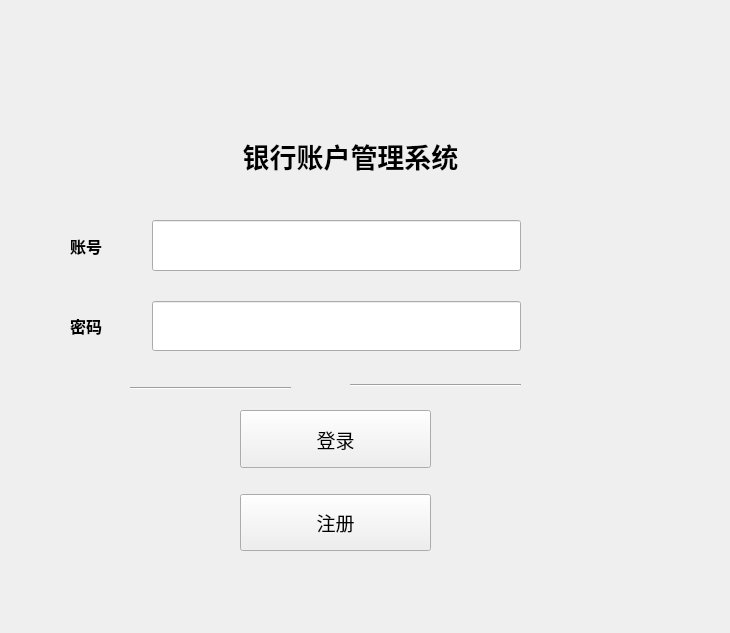
Before: the Qt Designer form mainwindow.ui in trv3wood/AccountSystem-Demo, drawn with Qt 5.
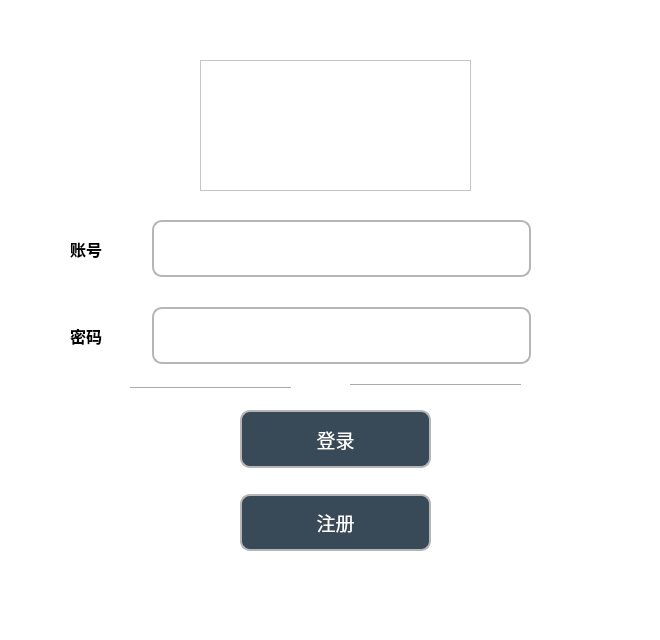
After: the same form once the commit is applied. Icons and pictures are not drawn.

Commit message: change img&button color

What changed in the file:
```diff
--- a/mainwindow.ui
+++ b/mainwindow.ui
@@ -6,49 +6,38 @@
    <rect>
     <x>0</x>
     <y>0</y>
-    <width>730</width>
-    <height>633</height>
+    <width>660</width>
+    <height>640</height>
    </rect>
   </property>
+  <property name="minimumSize">
+   <size>
+    <width>660</width>
+    <height>640</height>
+   </size>
+  </property>
+  <property name="maximumSize">
+   <size>
+    <width>660</width>
+    <height>640</height>
+   </size>
+  </property>
   <property name="windowTitle">
    <string>银行账户管理系统</string>
   </property>
   <property name="windowIcon">
-   <iconset>
-    <normaloff>:/images/icon.png</normaloff>:/images/icon.png</iconset>
+   <iconset resource="img.qrc">
+    <normaloff>:/resources/icon.png</normaloff>:/resources/icon.png</iconset>
+  </property>
+  <property name="styleSheet">
+   <string notr="true"/>
   </property>
   <widget class="QWidget" name="centralwidget">
    <property name="styleSheet">
-    <string notr="true">QWidget#centralwidget
-{
-border-image: url(:/resources/bank.jpg);
-}</string>
+    <string notr="true">background-color: rgb(255, 255, 255);
+
+</string>
    </property>
-   <widget class="QLabel" name="label">
-    <property name="geometry">
-     <rect>
-      <x>190</x>
-      <y>110</y>
-      <width>321</width>
-      <height>91</height>
-     </rect>
-    </property>
-    <property name="font">
-     <font>
-      <pointsize>20</pointsize>
-      <bold>true</bold>
-     </font>
-    </property>
-    <property name="text">
-     <string>银行账户管理系统</string>
-    </property>
-    <property name="textFormat">
-     <enum>Qt::PlainText</enum>
-    </property>
-    <property name="alignment">
-     <set>Qt::AlignCenter</set>
-    </property>
-   </widget>
    <widget class="Line" name="line">
     <property name="geometry">
      <rect>
@@ -80,16 +69,19 @@
      <rect>
       <x>70</x>
       <y>220</y>
-      <width>451</width>
-      <height>131</height>
+      <width>461</width>
+      <height>144</height>
      </rect>
     </property>
     <layout class="QFormLayout" name="formLayout">
      <property name="fieldGrowthPolicy">
       <enum>QFormLayout::AllNonFixedFieldsGrow</enum>
      </property>
+     <property name="labelAlignment">
+      <set>Qt::AlignCenter</set>
+     </property>
      <property name="formAlignment">
-      <set>Qt::AlignHCenter|Qt::AlignTop</set>
+      <set>Qt::AlignCenter</set>
      </property>
      <property name="horizontalSpacing">
       <number>50</number>
@@ -103,6 +95,25 @@
      <property name="bottomMargin">
       <number>0</number>
      </property>
+     <item row="0" column="0">
+      <widget class="QLabel" name="labelAccount">
+       <property name="sizePolicy">
+        <sizepolicy hsizetype="Expanding" vsizetype="Expanding">
+         <horstretch>0</horstretch>
+         <verstretch>0</verstretch>
+        </sizepolicy>
+       </property>
+       <property name="font">
+        <font>
+         <pointsize>12</pointsize>
+         <bold>true</bold>
+        </font>
+       </property>
+       <property name="text">
+        <string>账号</string>
+       </property>
+      </widget>
+     </item>
      <item row="0" column="1">
       <widget class="QLineEdit" name="lineEdit">
        <property name="sizePolicy">
@@ -116,6 +127,15 @@
          <pointsize>12</pointsize>
         </font>
        </property>
+       <property name="styleSheet">
+        <string notr="true">QLineEdit {
+    border: 2px solid #b6b6b6; /* 设置边框宽度和颜色 */
+    border-radius: 10px;       /* 设置边框圆角的半径 */
+    background-color: #ffffff; /* 设置背景色 */
+    color: black;              /* 设置文本颜色 */
+    padding: 5px;              /* 设置内边距，保持文本与边框的距离 */
+}</string>
+       </property>
        <property name="maxLength">
         <number>14</number>
        </property>
@@ -135,6 +155,9 @@
          <bold>true</bold>
         </font>
        </property>
+       <property name="styleSheet">
+        <string notr="true"/>
+       </property>
        <property name="text">
         <string>密码</string>
        </property>
@@ -153,6 +176,15 @@
          <pointsize>12</pointsize>
         </font>
        </property>
+       <property name="styleSheet">
+        <string notr="true">QLineEdit {
+    border: 2px solid #b6b6b6; /* 设置边框宽度和颜色 */
+    border-radius: 10px;       /* 设置边框圆角的半径 */
+    background-color: #ffffff; /* 设置背景色 */
+    color: black;              /* 设置文本颜色 */
+    padding: 5px;              /* 设置内边距，保持文本与边框的距离 */
+}</string>
+       </property>
        <property name="maxLength">
         <number>16</number>
        </property>
@@ -161,25 +193,6 @@
        </property>
       </widget>
      </item>
-     <item row="0" column="0">
-      <widget class="QLabel" name="label_2">
-       <property name="sizePolicy">
-        <sizepolicy hsizetype="Expanding" vsizetype="Expanding">
-         <horstretch>0</horstretch>
-         <verstretch>0</verstretch>
-        </sizepolicy>
-       </property>
-       <property name="font">
-        <font>
-         <pointsize>12</pointsize>
-         <bold>true</bold>
-        </font>
-       </property>
-       <property name="text">
-        <string>账号</string>
-       </property>
-      </widget>
-     </item>
     </layout>
    </widget>
    <widget class="QWidget" name="layoutWidget">
@@ -208,6 +221,17 @@
          <pointsize>14</pointsize>
         </font>
        </property>
+       <property name="styleSheet">
+        <string notr="true">QPushButton {
+	color: rgb(56, 74, 87);
+	color: rgb(59, 76, 89);
+    border: 2px solid #b6b6b6; /* 设置边框宽度和颜色 */
+    border-radius: 10px;       /* 设置边框圆角的半径 */
+    background-color: #384a57 ; /* 设置背景色 */
+    color: white;              /* 设置文本颜色 */
+    padding: 5px;              /* 设置内边距，保持文本与边框的距离 */
+}</string>
+       </property>
        <property name="text">
         <string>登录</string>
        </property>
@@ -221,11 +245,28 @@
          <verstretch>0</verstretch>
         </sizepolicy>
        </property>
+       <property name="maximumSize">
+        <size>
+         <width>700</width>
+         <height>740</height>
+        </size>
+       </property>
        <property name="font">
         <font>
          <pointsize>14</pointsize>
         </font>
        </property>
+       <property name="styleSheet">
+        <string notr="true">QPushButton {
+	color: rgb(56, 74, 87);
+	color: rgb(59, 76, 89);
+    border: 2px solid #b6b6b6; /* 设置边框宽度和颜色 */
+    border-radius: 10px;       /* 设置边框圆角的半径 */
+    background-color: #384a57 ; /* 设置背景色 */
+    color: white;              /* 设置文本颜色 */
+    padding: 5px;              /* 设置内边距，保持文本与边框的距离 */
+}</string>
+       </property>
        <property name="text">
         <string>注册</string>
        </property>
@@ -233,6 +274,25 @@
      </item>
     </layout>
    </widget>
+   <widget class="QFrame" name="frame">
+    <property name="geometry">
+     <rect>
+      <x>200</x>
+      <y>60</y>
+      <width>271</width>
+      <height>131</height>
+     </rect>
+    </property>
+    <property name="styleSheet">
+     <string notr="true">border-image: url(:/resources/bank.jpg);</string>
+    </property>
+    <property name="frameShape">
+     <enum>QFrame::StyledPanel</enum>
+    </property>
+    <property name="frameShadow">
+     <enum>QFrame::Raised</enum>
+    </property>
+   </widget>
   </widget>
   <widget class="QMenuBar" name="menubar">
    <property name="geometry">
```
Left out of the diff: 18 changed lines with no effect on the pictures. The commit also changes 2 other files.
